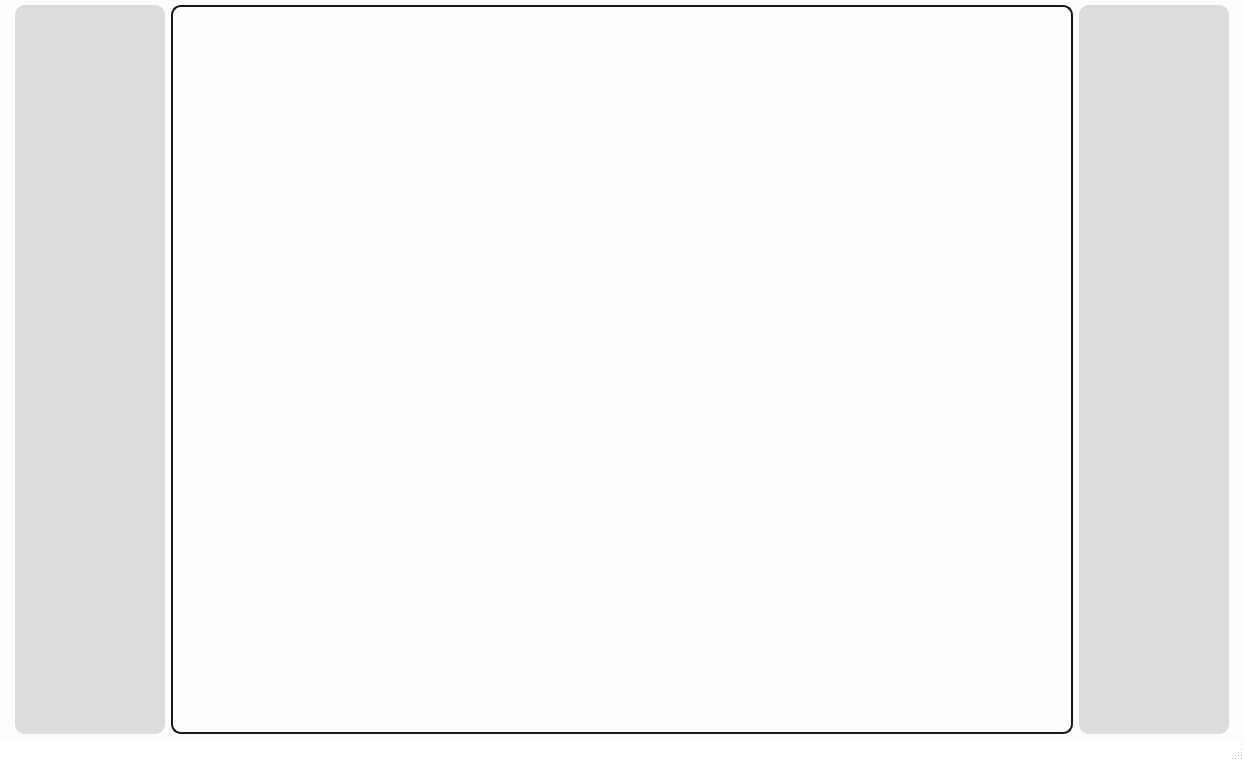
Qt form NanoCETPy/views/GUI/Sequential_Main_Window.ui (aquilesC/NanoCETPy) before a commit.
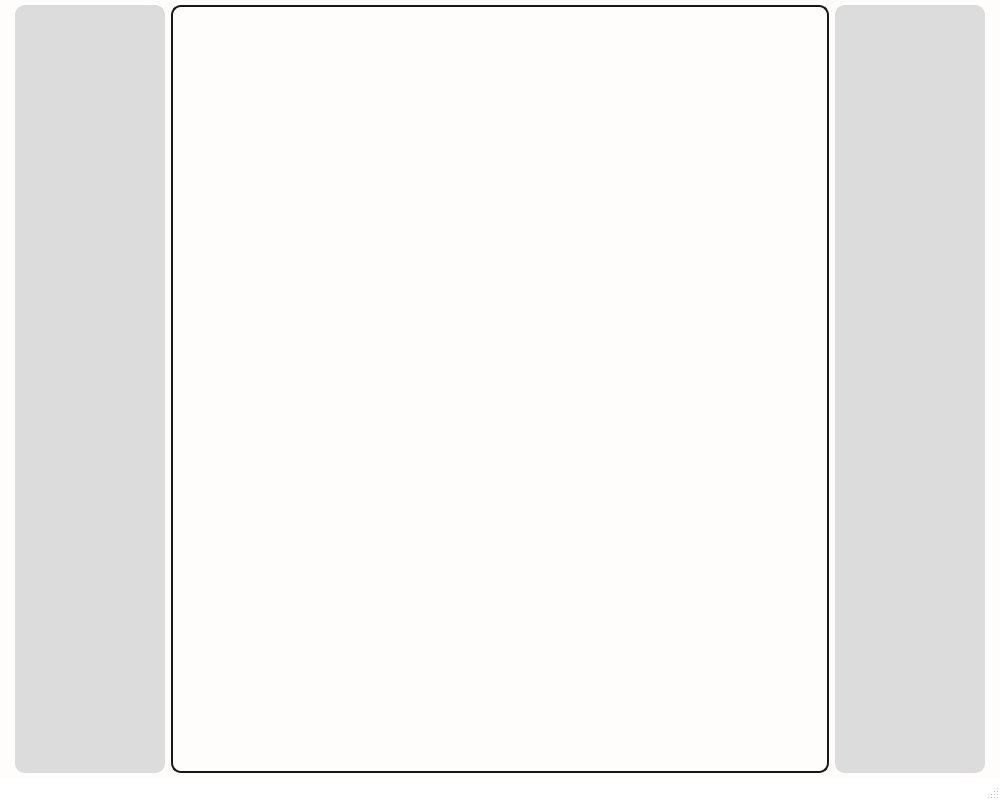
The same form after that commit.

The edit to the form file:
```diff
--- a/NanoCETPy/views/GUI/Sequential_Main_Window.ui
+++ b/NanoCETPy/views/GUI/Sequential_Main_Window.ui
@@ -6,10 +6,16 @@
    <rect>
     <x>0</x>
     <y>0</y>
-    <width>1244</width>
-    <height>761</height>
+    <width>1000</width>
+    <height>800</height>
    </rect>
   </property>
+  <property name="maximumSize">
+   <size>
+    <width>1800</width>
+    <height>1800</height>
+   </size>
+  </property>
   <property name="font">
    <font>
     <family>Roboto</family>
```
Left out of the diff: 4 changed lines with no effect on the pictures.
